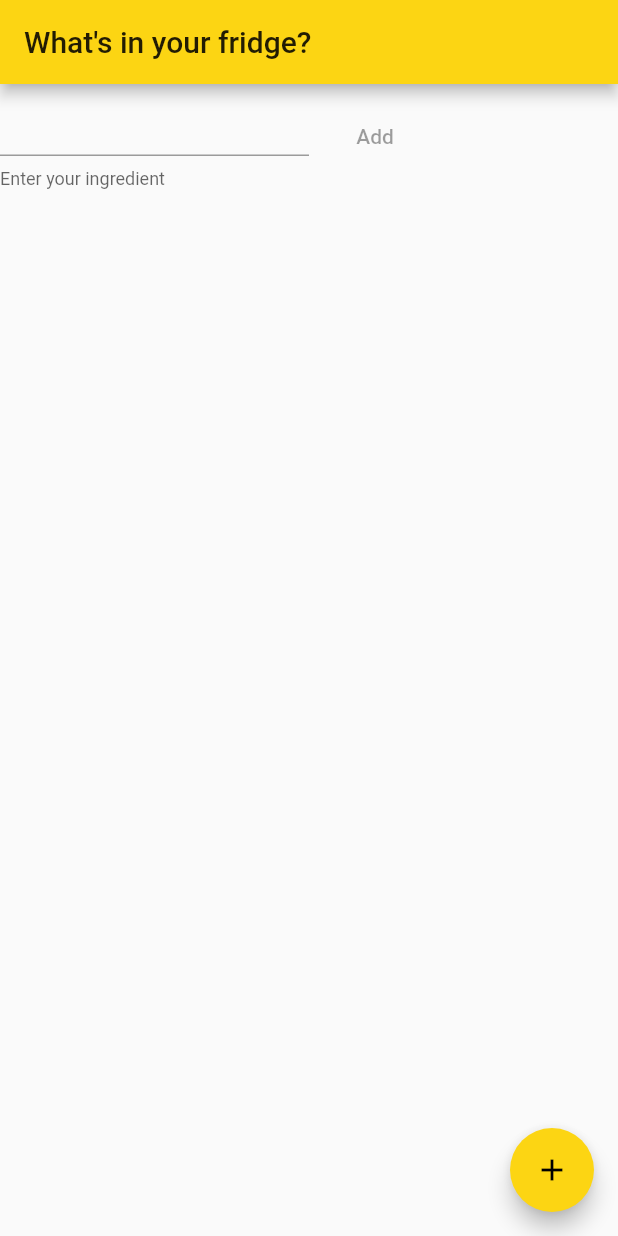
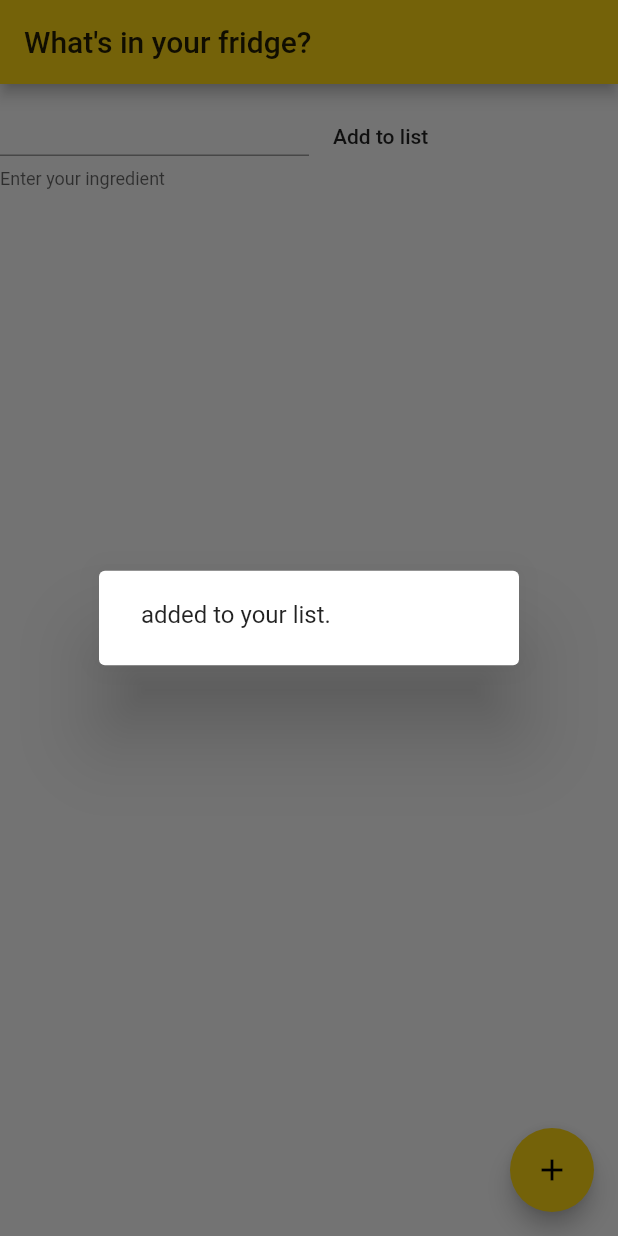
Before and after one commit to jumbo-tech-campus/food-waste, a Flutter app: the screen it shows after launch, after a tap on the "add" icon, on a phone screen of 412 x 824 dp. Run offline on Flutter 3.47's test engine with Material 2 defaults, Android fonts, the phone set to English and light mode, and no system bars.

Commit message:
list is implemented

```diff
--- a/app/FoodWaste/lib/enter_ingredients_page.dart
+++ b/app/FoodWaste/lib/enter_ingredients_page.dart
@@ -11,10 +11,30 @@ class EnterIngredientsPage extends StatefulWidget {
 class _EnterIngredientsPageState extends State<EnterIngredientsPage> {
   List<String> _addedIngredients = [];
 
+  final editTextController = TextEditingController();
+
   void _addIngredient(String ingredient) {
     setState(() {
       _addedIngredients.add(ingredient);
     });
+  }
+
+  void _clearEditTextArea() {
+    editTextController.clear();
+  }
+
+  void _showConfirmationAlertDialog(String ingredient) {
+    showDialog(
+      context: context,
+      builder: (context) {
+        return AlertDialog(
+          // Retrieve the text the that user has entered by using the
+          // TextEditingController.
+          content: Text(
+              ingredient + " added to your list."),
+        );
+      },
+    );
   }
 
   @override
@@ -29,21 +49,53 @@ class _EnterIngredientsPageState extends State<EnterIngredientsPage> {
               children: <Widget>[
                 Flexible(
                   child: TextField(
+                    controller: editTextController,
+                    onSubmitted: (text) {
+                      _addIngredient(text);  // Append Text to the list
+                      _clearEditTextArea();     // Clear the Text area
+                      setState(() {});   // Redraw the Stateful Widget
+                    },
                     decoration:
                         InputDecoration(helperText: "Enter your ingredient"),
                     style: Theme.of(context).textTheme.body1,
                   ),
                 ),
-                Flexible(child: MaterialButton(child: Text("Add"))),
+                Flexible(
+                    child: MaterialButton(
+                  child: Text("Add to list"),
+                  onPressed: () {
+                    _showConfirmationAlertDialog(editTextController.text);
+                    _addIngredient(editTextController.text);
+                    _clearEditTextArea();
+                  },
+                )),
               ],
             ),
+            new Expanded(
+                child: new ListView.builder
+                  (
+                    itemCount: _addedIngredients.length,
+                    itemBuilder: (BuildContext ctxt, int Index) {
+                      return new Text(_addedIngredients[Index]);
+                    }
+                )
+            )
           ],
         ),
         floatingActionButton: FloatingActionButton(
-          onPressed: () => {},
+          onPressed: () {
+            _showConfirmationAlertDialog(editTextController.text);
+          },
           tooltip: 'Increment',
           child: Icon(Icons.add),
           backgroundColor: JumboUI.yellowColor,
         ));
   }
+
+  @override
+  void dispose() {
+    // Clean up the controller when the widget is disposed.
+    editTextController.dispose();
+    super.dispose();
+  }
 }
```
